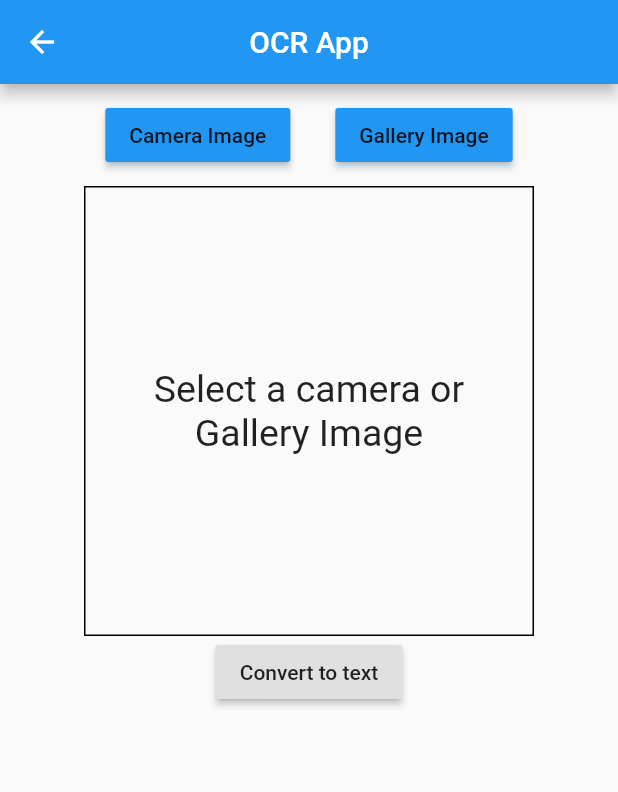
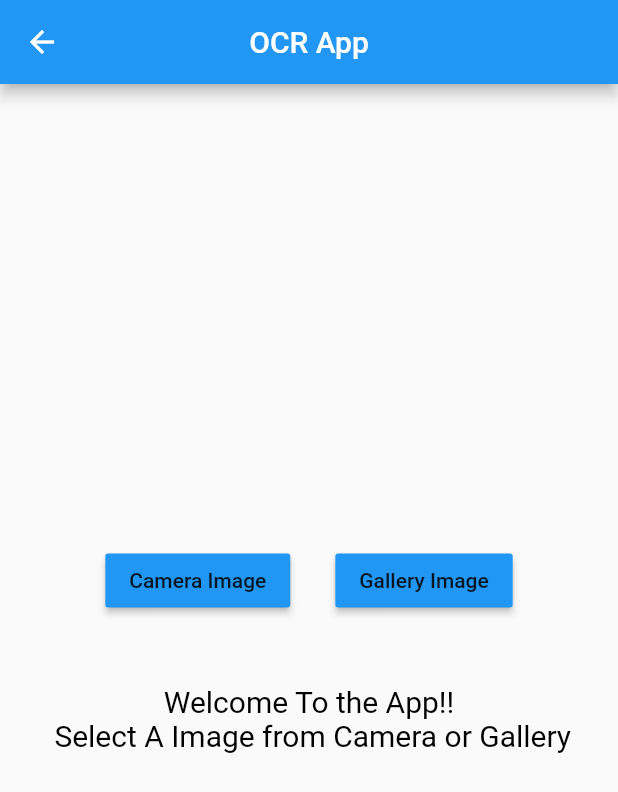
Before and after one commit to EANimesha/ocr_mobile, a Flutter app: the screen it shows after launch, after a tap on "Get Started", on a phone screen of 412 x 824 dp. Shown: the top 792 px of the screen. Run offline on Flutter 3.47's test engine with Material 2 defaults, Android fonts, the phone set to English and light mode, and no system bars; our stand-ins replace bloc, dio, equatable, flutter_bloc, image_picker.

Commit message:
selecting image state added to bloc. Managed all states of app with bloc

```diff
--- a/lib/features/OCR/presentation/bloc/ocr_bloc.dart
+++ b/lib/features/OCR/presentation/bloc/ocr_bloc.dart
@@ -1,14 +1,15 @@
 import 'dart:async';
-import 'dart:io';
 import 'package:bloc/bloc.dart';
 import 'package:dio/dio.dart';
+import 'package:ocr_mobile/features/OCR/Buisness%20Layer/usecases/get_image_usecase/image_fatory.dart';
 import 'package:ocr_mobile/features/OCR/data/repositories/ocr_repository.dart';
 import './bloc.dart';
 
 class OcrBloc extends Bloc<OcrEvent, OcrState> {
   final OcrRepository ocrRepository;
+  final ImageFactory imageFactory;
 
-  OcrBloc(this.ocrRepository);
+  OcrBloc(this.ocrRepository, this.imageFactory);
 
 
   @override
@@ -30,6 +31,13 @@ class OcrBloc extends Bloc<OcrEvent, OcrState> {
           yield OcrErrorState("some error occured. Try with another image");
         }
       }
+    }else if(event is SelectImage){
+      try{
+        final image=await imageFactory.getFrom(event.type).takeImage();
+        yield ImageSelectedState(image);
+      }catch(e){
+        print(e.toString());
+      }
     }
   }
 }
--- a/lib/features/OCR/presentation/bloc/ocr_event.dart
+++ b/lib/features/OCR/presentation/bloc/ocr_event.dart
@@ -14,3 +14,13 @@ class GetOcrResult extends OcrEvent{
   @override
   List get props => [image];
 }
+
+class SelectImage extends OcrEvent{
+  final String type;
+
+  const SelectImage(this.type);
+
+  @override
+  List get props => [type];
+
+}
--- a/lib/features/OCR/presentation/screens/app_screen.dart
+++ b/lib/features/OCR/presentation/screens/app_screen.dart
@@ -2,21 +2,11 @@ import 'dart:io';
 
 import 'package:flutter/material.dart';
 import 'package:flutter_bloc/flutter_bloc.dart';
-import 'package:ocr_mobile/features/OCR/Buisness Layer/usecases/get_image_usecase/image.dart';
-import 'package:ocr_mobile/features/OCR/Buisness Layer/usecases/get_image_usecase/image_fatory.dart';
 import 'package:ocr_mobile/features/OCR/presentation/bloc/bloc.dart';
 import 'package:ocr_mobile/features/OCR/presentation/screens/result_screen.dart';
 
-class AppScreen extends StatefulWidget {
-  AppScreen({Key key}) : super(key: key);
-
-  @override
-  _AppScreenState createState() => _AppScreenState();
-}
-
-class _AppScreenState extends State<AppScreen> {
-  File _image;
-  ImageFactory imageFactory = ImageFactory();
+class AppScreen extends StatelessWidget {
+  const AppScreen({Key key}):super(key:key);
 
   @override
   Widget build(BuildContext context) {
@@ -26,12 +16,11 @@ class _AppScreenState extends State<AppScreen> {
         centerTitle: true,
       ),
       body: Container(
-          child: Center(
+        child: Center(
         child: Column(
+          mainAxisAlignment: MainAxisAlignment.center,
+          crossAxisAlignment: CrossAxisAlignment.center,
           children: <Widget>[
-             SizedBox(
-              height: 10.0,
-            ),
             Row(
               mainAxisAlignment: MainAxisAlignment.center,
               children: <Widget>[
@@ -39,7 +28,7 @@ class _AppScreenState extends State<AppScreen> {
                   color: Colors.blue,
                   child: Text('Camera Image'),
                   onPressed: () {
-                    getImage("camera");
+                    getImage("camera",context);
                   },
                 ),
                 SizedBox(
@@ -49,52 +38,77 @@ class _AppScreenState extends State<AppScreen> {
                   color: Colors.blue,
                   child: Text('Gallery Image'),
                   onPressed: () {
-                    getImage("gallery");
+                    getImage("gallery",context);
                   },
                 )
               ],
             ),
-             SizedBox(
+            SizedBox(
               height: 10.0,
             ),
             Container(
-              width: 300,
-              height: 300,
-              decoration:
-                  BoxDecoration(border: Border.all(color: Colors.black)),
-              padding: EdgeInsets.all(10.0),
-              child: _image == null
-                  ? Center(
-                      child: Text(
-                      'Select a camera or Gallery Image',
-                      textAlign: TextAlign.center,
-                      style: TextStyle(fontSize: 25.0),
-                    ))
-                  : Image.file(_image),
+              child: BlocBuilder<OcrBloc, OcrState>(
+                builder: (context, state) {
+                  if (state is OcrInitialState) {
+                    return welcome();
+                  } else if (state is ImageSelectedState) {
+                    return displayDataAfterImageSelected(state.image,context);
+                  } else {
+                    return Text(' ');
+                  }
+                },
+              ),
             ),
-            RaisedButton(
-                child: Text("Convert to text"),
-                onPressed: (){
-                  Navigator.of(context).push(MaterialPageRoute(
-                    builder:(_)=>BlocProvider.value(
-                      value:BlocProvider.of<OcrBloc>(context),
-                      child: ResultScreen(_image),
-                    )
-                  ));
-                  },
-        ),
           ],
         ),
       )),
     );
   }
 
-  Future<void> getImage(String type) async {
-    Picture picture = imageFactory.getFrom(type);
-    File image = await picture.takeImage();
+  Widget welcome() {
+    return Column(
+      children: <Widget>[
+        SizedBox(
+          height: 20.0,
+        ),
+         Container(
+           padding: EdgeInsets.all(15.0),
+           child: Text(
+              'Welcome To the App!!\n Select A Image from Camera or Gallery',
+              style: TextStyle(color: Colors.black,fontSize: 20.0),
+              textAlign: TextAlign.center,
+            ),
+         ),
+      ],
+    );
+  }
 
-    setState(() {
-      _image = image;
-    });
+  Widget displayDataAfterImageSelected(File image,BuildContext context) {
+    return Column(
+      children: <Widget>[
+        Container(
+          width: 300,
+          height: 300,
+          decoration: BoxDecoration(border: Border.all(color: Colors.black)),
+          padding: EdgeInsets.all(10.0),
+          child: Image.file(image),
+        ),
+        RaisedButton(
+          child: Text("Convert to text"),
+          onPressed: () {
+            Navigator.of(context).push(MaterialPageRoute(
+                builder: (_) => BlocProvider.value(
+                      value: BlocProvider.of<OcrBloc>(context),
+                      child: ResultScreen(image),
+                    )));
+          },
+        ),
+      ],
+    );
+  }
+
+   void getImage(String type,BuildContext context) {
+    final ocrBloc = BlocProvider.of<OcrBloc>(context);
+    ocrBloc.add(SelectImage(type));
   }
 }
--- a/lib/main.dart
+++ b/lib/main.dart
@@ -1,5 +1,6 @@
 import 'package:flutter/material.dart';
 import 'package:flutter_bloc/flutter_bloc.dart';
+import 'package:ocr_mobile/features/OCR/Buisness%20Layer/usecases/get_image_usecase/image_fatory.dart';
 import 'package:ocr_mobile/features/OCR/data/datasources/real_ocr_datasource.dart';
 import 'package:ocr_mobile/features/OCR/presentation/screens/launch_screen.dart';
 import 'features/OCR/presentation/bloc/bloc.dart';
@@ -16,7 +17,7 @@ class MyApp extends StatelessWidget {
           primarySwatch: Colors.blue,
         ),
         home: BlocProvider<OcrBloc>(
-          builder: (context)=>OcrBloc(RealOcrRepository()),
+          builder: (context)=>OcrBloc(RealOcrRepository(),ImageFactory()),
           child: LaunchScreen(),
         )
         );
```
Also changed, not shown: lib/features/OCR/presentation/bloc/ocr_state.dart (+7 -0 lines).
